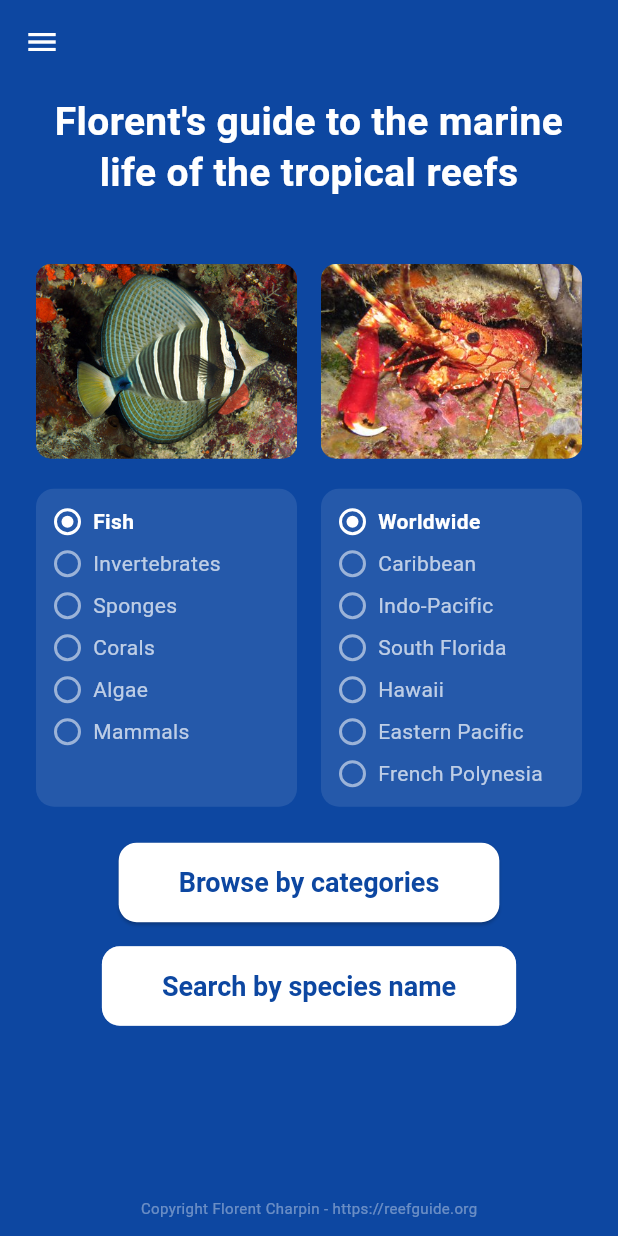
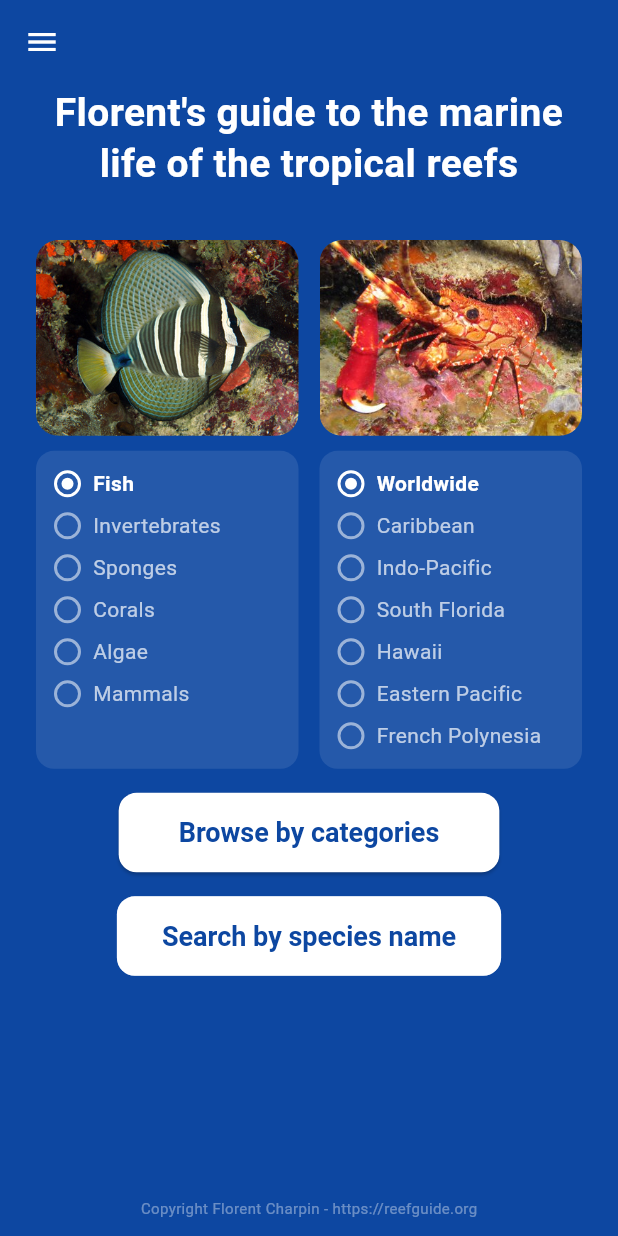
Before and after one commit to florentny/reefguidemobile, a Flutter app: the screen it shows after launch, on a phone screen of 412 x 824 dp. Run offline on Flutter 3.47's test engine with Material 3 defaults, Android fonts, the phone set to English and light mode, and no system bars; our stand-ins replace go_router.

Commit message:
UI tweaks

```diff
--- a/analysis_options.yaml
+++ b/analysis_options.yaml
@@ -26,3 +26,6 @@
 
 # Additional information about this file can be found at
 # https://dart.dev/guides/language/analysis-options
+
+formatter:
+  page_width: 120
--- a/lib/screens/home_screen.dart
+++ b/lib/screens/home_screen.dart
@@ -31,7 +31,7 @@
         child: Column(
           children: [
             const Padding(
-              padding: EdgeInsets.fromLTRB(24, 8, 24, 24),
+              padding: EdgeInsets.fromLTRB(24, 2, 24, 24),
               child: Text(
                 "Florent's guide to the marine life of the tropical reefs",
                 textAlign: TextAlign.center,
@@ -43,24 +43,24 @@
                 ),
               ),
             ),
-            const SizedBox(height: 20),
+            const SizedBox(height: 10),
             Padding(
               padding: const EdgeInsets.symmetric(horizontal: 24),
               child: Row(
                 children: [
                   Expanded(
                     child: ClipRRect(
-                      borderRadius: BorderRadius.circular(10),
+                      borderRadius: BorderRadius.circular(15),
                       child: Image.asset(
                         'asset/img/photo1.jpg',
                         fit: BoxFit.cover,
                       ),
                     ),
                   ),
-                  const SizedBox(width: 16),
+                  const SizedBox(width: 14),
                   Expanded(
                     child: ClipRRect(
-                      borderRadius: BorderRadius.circular(10),
+                      borderRadius: BorderRadius.circular(15),
                       child: Image.asset(
                         'asset/img/photo2.jpg',
                         fit: BoxFit.cover,
@@ -70,9 +70,9 @@
                 ],
               ),
             ),
-            const SizedBox(height: 20),
+            const SizedBox(height: 10),
             const _SelectorsRow(),
-            const SizedBox(height: 24),
+            const SizedBox(height: 16),
             ElevatedButton(
               onPressed: () {
                 final s = context.read<AppState>();
@@ -105,7 +105,7 @@
                 backgroundColor: Colors.white,
                 foregroundColor: Colors.blue[900],
                 padding: const EdgeInsets.symmetric(
-                  horizontal: 40,
+                  horizontal: 30,
                   vertical: 16,
                 ),
                 shape: RoundedRectangleBorder(
@@ -125,10 +125,7 @@
               padding: EdgeInsets.only(bottom: 12),
               child: Text(
                 'Copyright Florent Charpin - https://reefguide.org',
-                style: TextStyle(
-                  color: Colors.white38,
-                  fontSize: 10,
-                ),
+                style: TextStyle(color: Colors.white38, fontSize: 10),
               ),
             ),
           ],
@@ -157,7 +154,7 @@
                 onChanged: (v) => context.read<AppState>().setSuperCat(v),
               ),
             ),
-            const SizedBox(width: 16),
+            const SizedBox(width: 14),
             Expanded(
               child: _RadioColumn<int>(
                 values: List.generate(regionNames.length, (i) => i),
--- a/lib/screens/main_screen.dart
+++ b/lib/screens/main_screen.dart
@@ -65,7 +65,7 @@
         dropdownColor: Colors.blue[700],
         style: const TextStyle(
           color: Colors.white,
-          fontSize: 16,
+          fontSize: 14,
           fontWeight: FontWeight.w600,
         ),
         alignment: AlignmentDirectional.centerEnd,
@@ -100,7 +100,7 @@
         dropdownColor: Colors.blue[700],
         style: const TextStyle(
           color: Colors.white,
-          fontSize: 16,
+          fontSize: 14,
           fontWeight: FontWeight.w600,
         ),
         alignment: AlignmentDirectional.centerEnd,
--- a/pubspec.yaml
+++ b/pubspec.yaml
@@ -38,6 +38,7 @@
   cupertino_icons: ^1.0.8
   provider: ^6.1.2
   go_router: ^14.0.0
+  url_launcher: ^6.3.0
 
 dev_dependencies:
   flutter_test:
```
Also changed, not shown: lib/screens/search_screen.dart (+36 -122 lines), lib/screens/species_screen.dart (+23 -1 lines), lib/widgets/app_drawer.dart (+8 -1 lines), lib/widgets/category_list.dart (+20 -62 lines), 5 other files.
